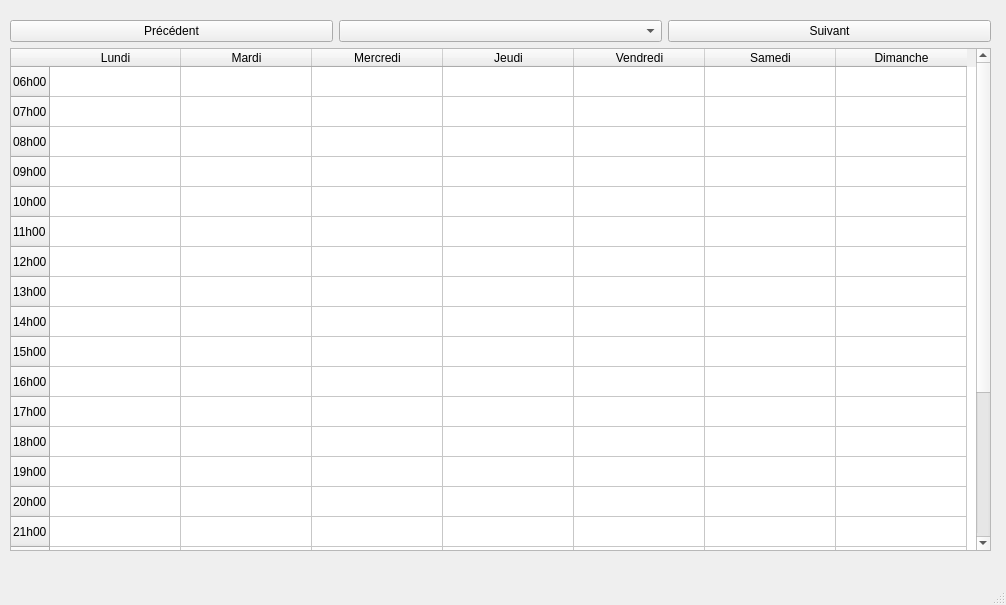
Before: the Qt Designer form calendarwindow.ui in willemotlucas/ProjectCalendar, drawn with Qt 5.
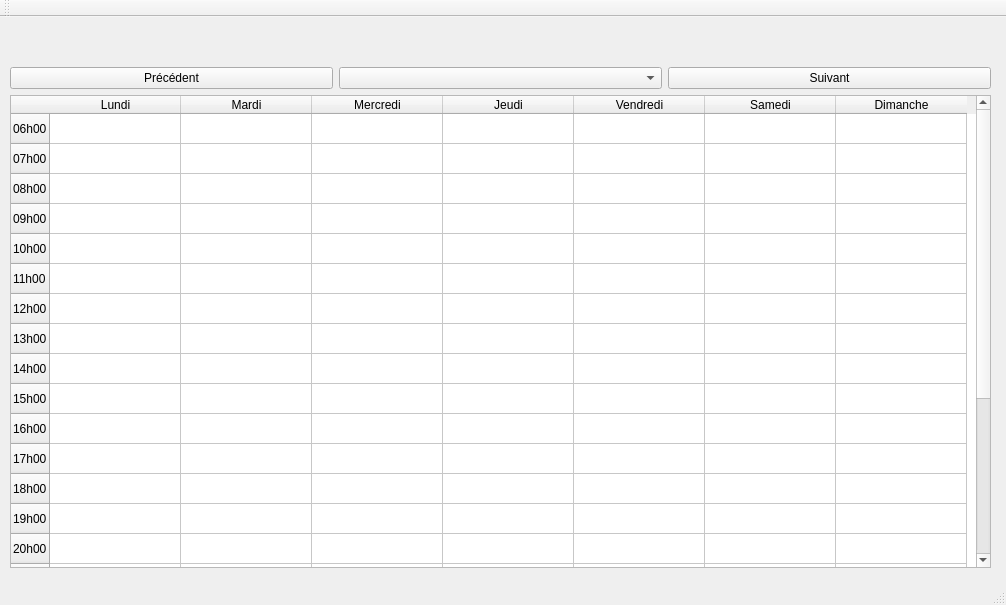
After: the same form once the commit is applied.

Diff of the .ui file:
```diff
--- a/calendarwindow.ui
+++ b/calendarwindow.ui
@@ -18,9 +18,9 @@
     <property name="geometry">
      <rect>
       <x>10</x>
-      <y>20</y>
+      <y>50</y>
       <width>981</width>
-      <height>531</height>
+      <height>501</height>
      </rect>
     </property>
     <layout class="QVBoxLayout" name="verticalLayout">
@@ -227,6 +227,17 @@
    </property>
   </widget>
   <widget class="QStatusBar" name="statusbar"/>
+  <widget class="QToolBar" name="toolBar">
+   <property name="windowTitle">
+    <string>toolBar</string>
+   </property>
+   <attribute name="toolBarArea">
+    <enum>TopToolBarArea</enum>
+   </attribute>
+   <attribute name="toolBarBreak">
+    <bool>false</bool>
+   </attribute>
+  </widget>
  </widget>
  <resources/>
  <connections/>
```
